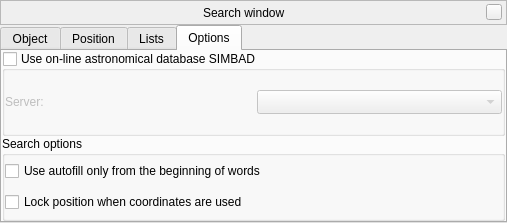
Old version of the form src/gui/searchDialogGui.ui in the repository 519984307/stellarium_src.
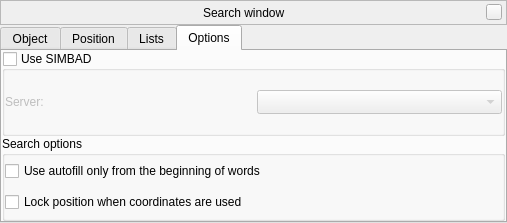
New version of the form. The open tabs and pages were chosen to show the change. Custom widgets are drawn as their Qt base class.

Commit message: Cosmetic fix for Search Tool

The edit to the form file:
```diff
--- a/src/gui/searchDialogGui.ui
+++ b/src/gui/searchDialogGui.ui
@@ -870,9 +870,12 @@
        </property>
        <item>
         <widget class="QGroupBox" name="simbadGroupBox">
-         <property name="title">
+         <property name="toolTip">
           <string>Use on-line astronomical database SIMBAD</string>
          </property>
+         <property name="title">
+          <string>Use SIMBAD</string>
+         </property>
          <property name="flat">
           <bool>true</bool>
          </property>
```
